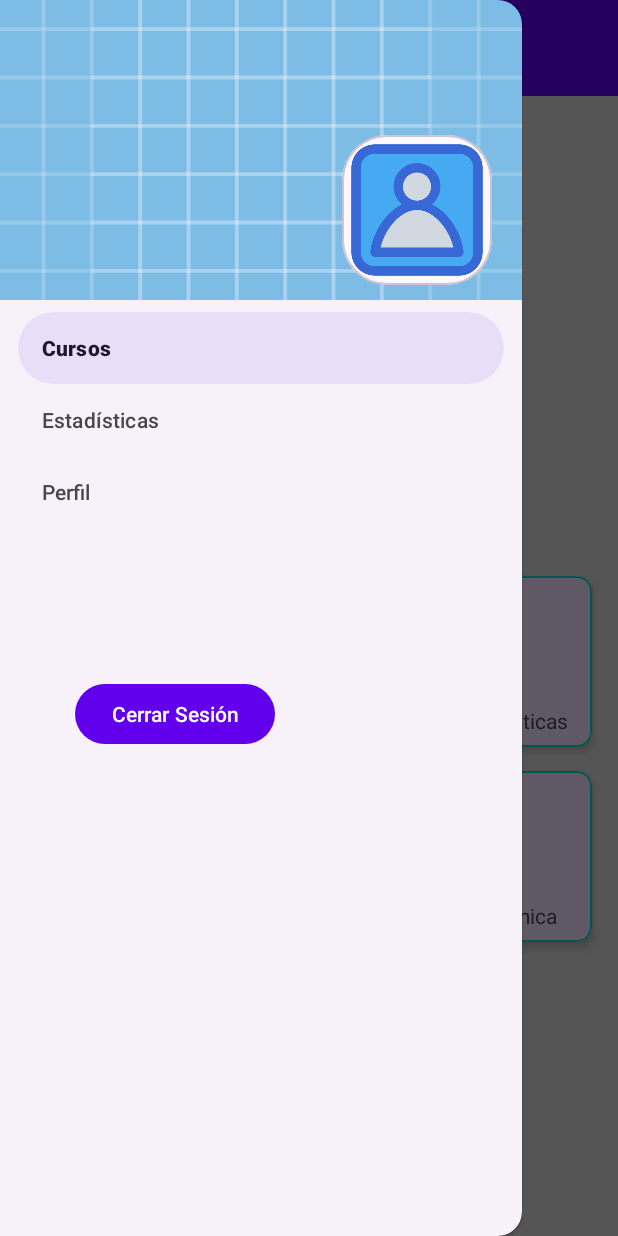
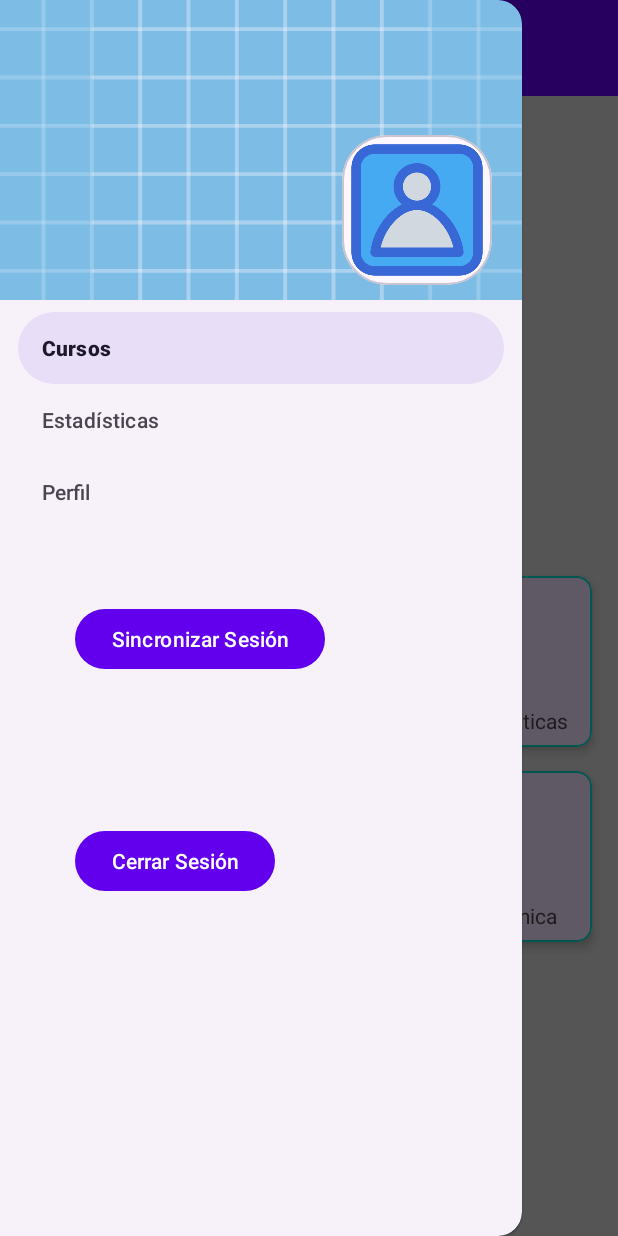
Before and after one commit to DavidAugustoHernandezMartin/escuela-arcade, an Android app: the screen it shows after launch once a user with an empty profile is signed in (MainActivity), with the side drawer open, on a phone screen of 412 x 824 dp. Run offline under Robolectric (Android 15) with nearby library versions, the phone set to English and light mode, and no system bars; our stand-ins replace Firebase (no records; nobody signed in at launch, a user with empty details on screens opened directly), data binding, navigation-ui; libraries missing offline, so code that uses them is left out: com.firebase.ui; pictures from the network do not load.

Commit message:
Trabajo finalizado para APK

```diff
--- a/app/src/main/java/augusto/hernandez/escuelaarcade/coursegame/game/GameFragment.kt
+++ b/app/src/main/java/augusto/hernandez/escuelaarcade/coursegame/game/GameFragment.kt
@@ -51,10 +51,10 @@ class GameFragment: Fragment() {
             binding.textViewUnscrambledWord.text = newWord ?: "_"
         }
         binding.gameViewModel!!.currentWordCount.observe(viewLifecycleOwner){ newWordCount ->
-            binding.wordCount.text = newWordCount.toString()
+            binding.wordCount.text = getString(R.string.word_count,newWordCount, MAX_NO_OF_WORDS)
         }
         binding.gameViewModel!!.score.observe(viewLifecycleOwner){ newScore ->
-            binding.score.text = newScore.toString()
+            binding.score.text = getString(R.string.current_score,newScore)
         }
         binding.gameViewModel!!.currentHint.observe(viewLifecycleOwner){ instructions ->
             binding.textViewInstructions.text = instructions.toString()
@@ -98,7 +98,7 @@ class GameFragment: Fragment() {
                 Snackbar.make(binding.root,"No se han podido sincronizar datos de la lección actual:  ${courseViewModel.leccionActual}",Snackbar.LENGTH_LONG).show()
             }
         }
-        viewModel.reinitializationData()
+        viewModel.clearData()
         setErrorTextField(false)
         findNavController().navigate(R.id.action_gameFragment_to_courseListFragment)
     }
--- a/app/src/main/res/layout/activity_main.xml
+++ b/app/src/main/res/layout/activity_main.xml
@@ -136,6 +136,15 @@
                     android:layout_height="wrap_content"
                     app:menu="@menu/navigation_menu" />
                 <Button
+                    android:id="@+id/actualizar_datos"
+                    android:layout_marginTop="50dp"
+                    android:layout_marginStart="50dp"
+                    android:layout_width="wrap_content"
+                    android:layout_height="wrap_content"
+                    android:onClick="@{()->dataModel.login()}"
+                    android:text="@string/sincronizar_sesion"/>
+
+                <Button
                     android:id="@+id/cerrar_sesion"
                     android:layout_marginTop="100dp"
                     android:layout_marginStart="50dp"
--- a/app/src/main/res/values/strings.xml
+++ b/app/src/main/res/values/strings.xml
@@ -22,6 +22,7 @@
     <string name="leccion"><b>Leccion %1$d</b></string>
     <string name="jugar">JUGAR</string>
     <string name="lorem_ipsum">Lorem ipsum dolor sit amet, consectetur adipiscing elit. Aliquam vitae velit vel risus suscipit efficitur non sit amet leo. Mauris commodo ipsum vel dui efficitur, id egestas orci posuere. Vestibulum non ante semper risus scelerisque laoreet. Etiam nec metus et libero porttitor blandit at nec nibh. Mauris et accumsan turpis. Pellentesque porttitor ante vulputate, luctus est at, euismod nisi. Etiam et dui hendrerit, pulvinar tortor at, rutrum nisi. Morbi eu sodales turpis, ut ornare ante. Sed placerat felis vitae lorem dapibus, vitae fringilla quam scelerisque. Vivamus maximus sem vestibulum felis mollis, viverra accumsan nisl molestie. Sed id placerat orci, quis finibus tortor. Donec non diam a felis molestie vulputate at tristique orci. Suspendisse at mi at dui mattis rhoncus. Maecenas a orci varius, mollis neque in, tincidunt ligula. Curabitur ante quam, suscipit quis dui quis, dapibus eleifend odio. Praesent luctus dolor sit amet nisl ultricies, non gravida leo suscipit.</string>
+    <string name="sincronizar_sesion">Sincronizar Sesión</string>
 
     <!-- Strings de juego -->
     <string name="skip">Saltar intento</string>
@@ -34,9 +35,12 @@
     <string name="you_scored">¡Has ganado %1$d puntos!. La media para pasar es %2$d </string>
     <string name="exit">Salir</string>
     <string name="imagen_de_fondo">Imágen de fondo</string>
+    <string name="word_count">%1$d de %2$d</string>
+    <string name="current_score">Puntos acumulados: %1$d</string>
 
     <!-- Strings de datos obtenidos -->
     <string name="stat_tab_contents"><b>Progreso:</b> %1$s \n\n<b>Ultima leccion:</b> %2$s \n\n<b>Maxima puntuacion obtenida:</b> %3$s</string>
     <string name="profile_contents"><b>Cursos activos:</b> %1$s \n\n<b>lecciones totales aprobadas:</b> %2$s \n\n<b>Es autor:</b> %3$s </string>
 
+
 </resources>
```
Also changed, not shown: app/src/main/java/augusto/hernandez/escuelaarcade/coursegame/game/GameViewModel.kt (+9 -0 lines).
